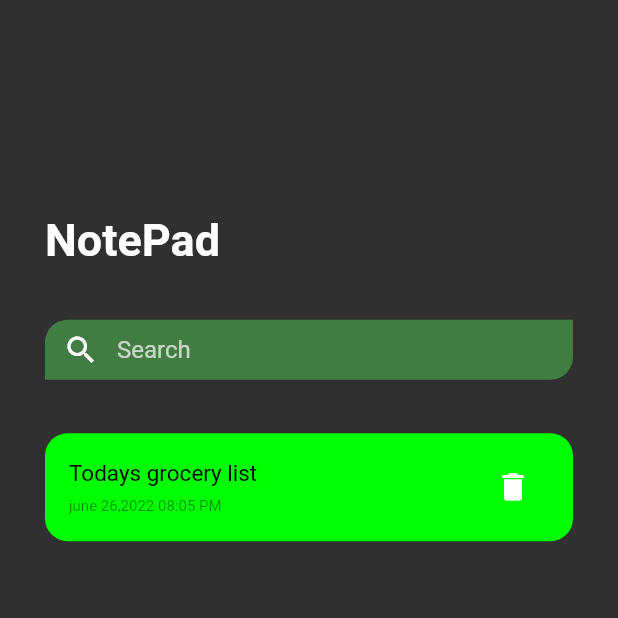
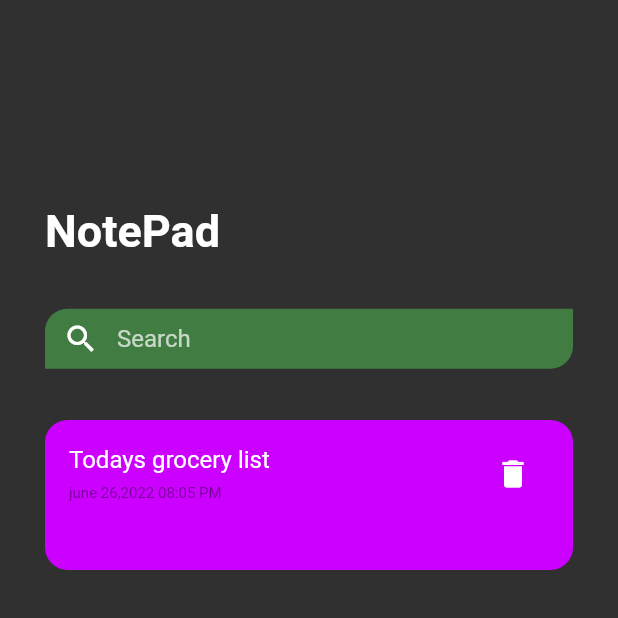
Before and after one commit to elkhobi/Note_app, a Flutter app: the screen it shows after launch, on a phone screen of 412 x 824 dp, the top half of it. Run offline on Flutter 3.47's test engine with Material 2 defaults, Android fonts, the phone set to English and light mode, and no system bars.

Commit message:
secound commit

```diff
--- a/lib/views/Widgets/items/items_notes.dart
+++ b/lib/views/Widgets/items/items_notes.dart
@@ -0,0 +1,37 @@
+import 'package:flutter/material.dart';
+
+class item_Note extends StatelessWidget {
+  const item_Note({Key? key}) : super(key: key);
+
+  @override
+  Widget build(BuildContext context) {
+    return Container(
+      height: 100,
+      decoration: BoxDecoration(
+        borderRadius: BorderRadius.circular(15),
+        color: Color.fromARGB(255, 204, 0, 255),
+      ),
+      child: Column(
+        children: [
+          ListTile(
+            title: Text(
+              'Todays grocery list',
+              style: TextStyle(
+                color: Colors.white,
+                fontSize: 16,
+              ),
+            ),
+            subtitle: Text(
+              "june 26,2022 08:05 PM",
+              style: TextStyle(
+                fontSize: 10,
+                color: Colors.black45,
+              ),
+            ),
+            trailing: IconButton(onPressed: () {}, icon: Icon(Icons.delete)),
+          ),
+        ],
+      ),
+    );
+  }
+}
--- a/lib/views/Widgets/notes_view_body.dart
+++ b/lib/views/Widgets/notes_view_body.dart
@@ -1,6 +1,7 @@
 import 'package:flutter/material.dart';
 import 'package:flutter/src/foundation/key.dart';
 import 'package:flutter/src/widgets/framework.dart';
+import 'package:note_app/views/Widgets/items/items_notes.dart';
 import 'package:note_app/views/Widgets/search_app/search.dart';
 
 class Note_Body extends StatelessWidget {
@@ -44,38 +45,3 @@ class Note_Body extends StatelessWidget {
     );
   }
 }
-
-class item_Note extends StatelessWidget {
-  const item_Note({Key? key}) : super(key: key);
-
-  @override
-  Widget build(BuildContext context) {
-    return Container(
-      decoration: BoxDecoration(
-        borderRadius: BorderRadius.circular(15),
-        color: Color(0xFF00FF00),
-      ),
-      child: Column(
-        children: [
-          ListTile(
-            title: Text(
-              'Todays grocery list',
-              style: TextStyle(
-                color: Colors.black,
-                fontSize: 15,
-              ),
-            ),
-            subtitle: Text(
-              "june 26,2022 08:05 PM",
-              style: TextStyle(
-                fontSize: 10,
-                color: Colors.black45,
-              ),
-            ),
-            trailing: IconButton(onPressed: () {}, icon: Icon(Icons.delete)),
-          ),
-        ],
-      ),
-    );
-  }
-}
```
